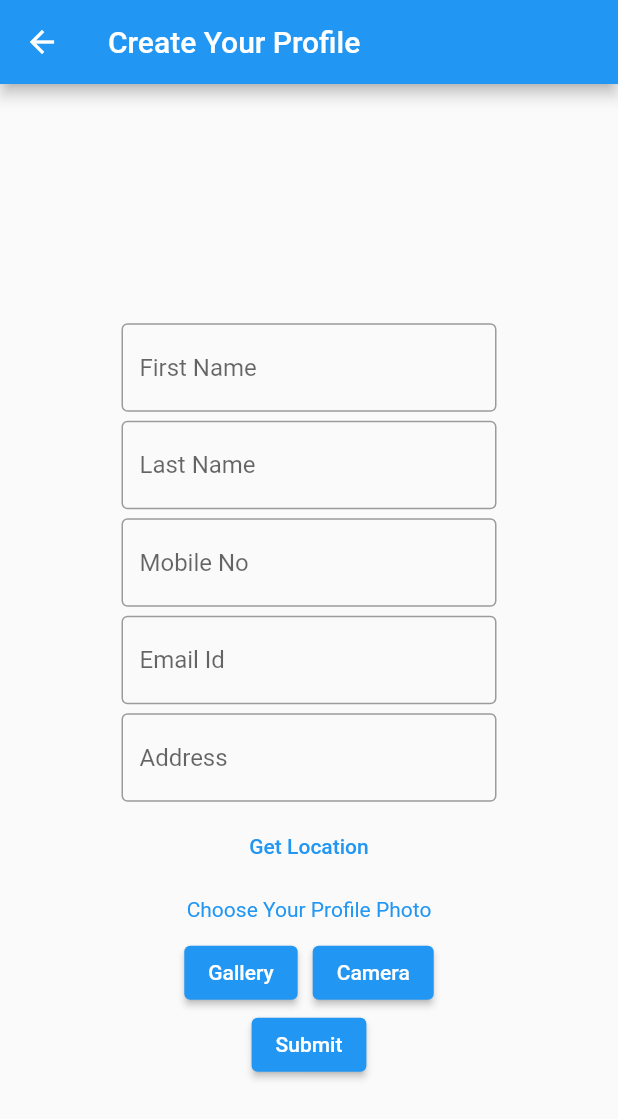
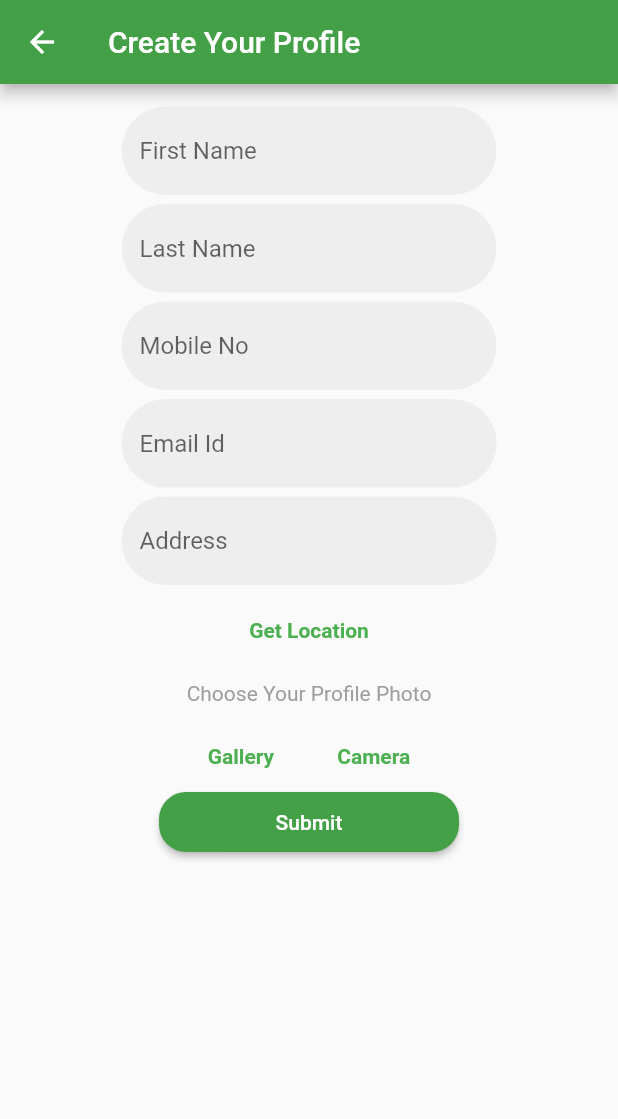
Before and after one commit to mohdmaroof2001/Firebase-Demo-App, a Flutter app: the UserData screen opened directly, on a phone screen of 412 x 824 dp. Shown: the top 1119 px of the screen. Run offline on Flutter 3.47's test engine with Material 2 defaults, Android fonts, the phone set to English and light mode, and no system bars; our stand-ins replace cloud_firestore, firebase_auth, firebase_core, firebase_database, firebase_storage, geocoding and 4 more; missing offline and left inert: razorpay_flutter; accounts and stored records are empty.

Commit message:
new changes

```diff
--- a/lib/userdatauplode.dart
+++ b/lib/userdatauplode.dart
@@ -66,14 +66,17 @@ class _UserDataState extends State<UserData> {
     return Scaffold(
       appBar: AppBar(
         title: Text("Create Your Profile"),
+        backgroundColor: Colors.green[600],
       ),
       body: SingleChildScrollView(
         child: Container(
           width: MediaQuery.of(context).size.width,
           height: MediaQuery.of(context).size.height,
           child: Column(
-            mainAxisAlignment: MainAxisAlignment.center,
+            mainAxisAlignment: MainAxisAlignment.start,
             children: [
+              SizedBox(height: 15),
+
               textfielddemo('First Name', firstname),
               SizedBox(height: 5),
               textfielddemo('Last Name', lastname),
@@ -93,7 +96,14 @@ class _UserDataState extends State<UserData> {
                   // controller: controller
                   decoration: InputDecoration(
                     hintText: 'Address',
-                    border: OutlineInputBorder(),
+                    fillColor: Colors.grey[200],
+                    filled: true,
+                    border: OutlineInputBorder(
+                      borderSide: BorderSide.none,
+                      borderRadius: const BorderRadius.all(
+                        Radius.circular(50.0),
+                      ),
+                    ),
                   ),
                 ),
               ),
@@ -117,11 +127,11 @@ class _UserDataState extends State<UserData> {
                       },
                       child: Text(
                         'Get Location',
-                        style: TextStyle(color: Colors.blue),
+                        style: TextStyle(
+                            color: Colors.green, fontWeight: FontWeight.bold),
                       ),
                       style: ElevatedButton.styleFrom(
-                          primary: Colors.transparent,
-                          shadowColor: Colors.transparent)),
+                          primary: Colors.transparent, elevation: 0)),
 
               // Container(
               //   child: ,
@@ -137,7 +147,7 @@ class _UserDataState extends State<UserData> {
               SizedBox(height: 10),
               Text(
                 "Choose Your Profile Photo",
-                style: TextStyle(color: Colors.blue),
+                style: TextStyle(color: Colors.grey[500]),
               ),
               SizedBox(height: 10),
 
@@ -148,16 +158,35 @@ class _UserDataState extends State<UserData> {
                       onPressed: () async {
                         selectImage(ImageSource.gallery);
                       },
-                      child: Text("Gallery")),
+                      style: ElevatedButton.styleFrom(
+                        primary: Colors.transparent,
+                        elevation: 0,
+                      ),
+                      child: Text(
+                        "Gallery",
+                        style: TextStyle(
+                            color: Colors.green, fontWeight: FontWeight.bold),
+                      )),
                   SizedBox(width: 10),
                   ElevatedButton(
                       onPressed: () {
                         selectImage(ImageSource.camera);
                       },
-                      child: Text("Camera")),
+                      style: ElevatedButton.styleFrom(
+                        primary: Colors.transparent,
+                        elevation: 0,
+                      ),
+                      child: Text(
+                        "Camera",
+                        style: TextStyle(
+                            color: Colors.green, fontWeight: FontWeight.bold),
+                      )),
                 ],
               ),
-              ElevatedButton(
+              SizedBox(
+                width: 200,
+                height: 40,
+                child: ElevatedButton(
                     onPressed: () async {
                       setState(() {
                         isUploading = true;
@@ -172,7 +201,16 @@ class _UserDataState extends State<UserData> {
                         print('some error occured');
                       }
                     },
+                    style: ButtonStyle(
+                        backgroundColor:
+                            MaterialStateProperty.all(Colors.green[600]),
+                        shape:
+                            MaterialStateProperty.all<RoundedRectangleBorder>(
+                                RoundedRectangleBorder(
+                          borderRadius: BorderRadius.circular(18.0),
+                        ))),
                     child: Text("Submit")),
+              ),
               if (isUploading) ...[CircularProgressIndicator()]
             ],
           ),
@@ -233,7 +271,14 @@ class _UserDataState extends State<UserData> {
         controller: controller,
         decoration: InputDecoration(
           hintText: text,
-          border: OutlineInputBorder(),
+          fillColor: Colors.grey[200],
+          filled: true,
+          border: OutlineInputBorder(
+            borderSide: BorderSide.none,
+            borderRadius: const BorderRadius.all(
+              Radius.circular(50.0),
+            ),
+          ),
         ),
       ),
     );
```
Lines whose indentation alone changed are shown as unchanged.
